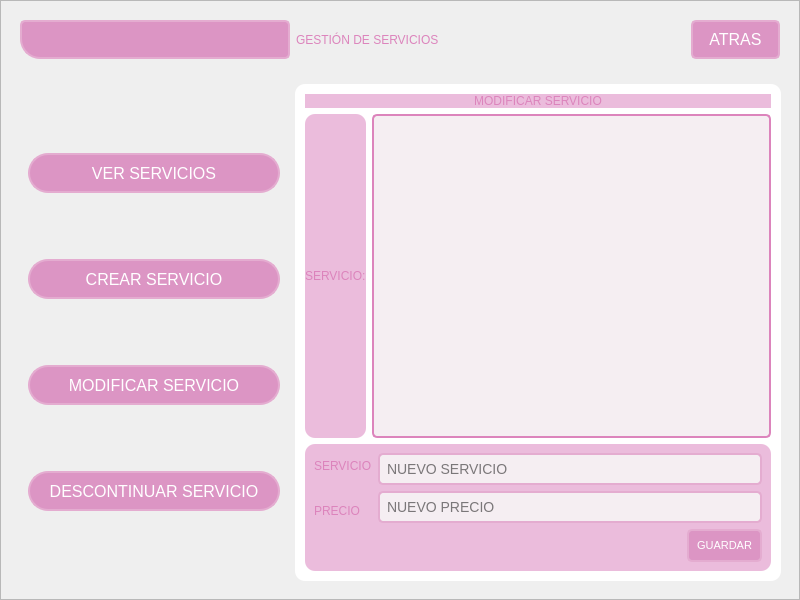
C-Sebastian-M/GLAM_MAKEUP_STORE, file GUI/sub_ventanas/ui/GestionServicios.ui: the form before one commit.
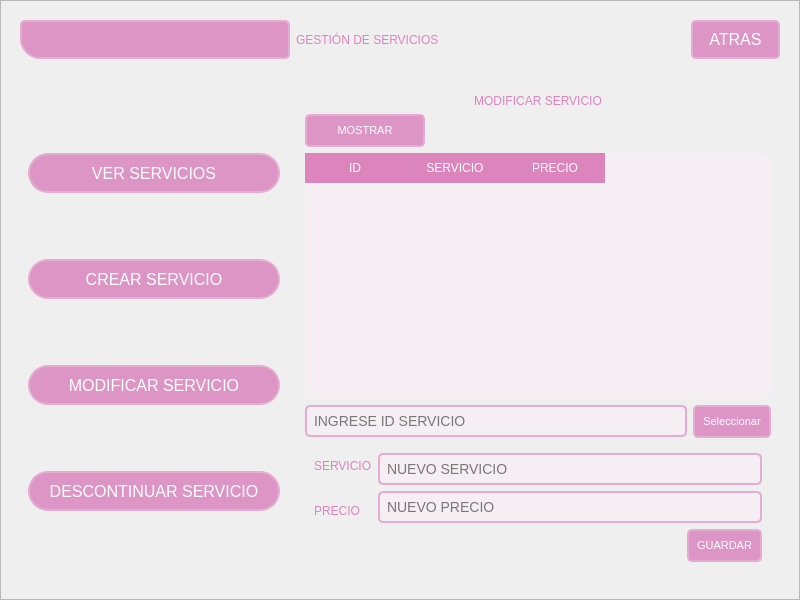
The form after the commit. The open tabs and pages were chosen to show the change. Icons and pictures are not drawn.

Commit message: cambio a los archivos .ui para la falcilitacion de filatrado de datos

```diff
--- a/GUI/sub_ventanas/ui/GestionServicios.ui
+++ b/GUI/sub_ventanas/ui/GestionServicios.ui
@@ -361,13 +361,13 @@
 
 /* Estilo para QFrame */
 QFrame {
-    background-color: #ffffff; /* Fondo blanco */
+    background-color: transparent; /* Fondo blanco */
 	border-radius: 10px
 }
 
 /* Estilo para QLabel */
 QLabel {
-	background-color:  rgb(235, 188, 220);
+	background-color:  transparent;
     font: 70 10pt &quot;Arial Black&quot;; /* Fuente Arial Black, peso 87 */
     color: rgb(220, 132, 188); /* Color de texto rgb(220, 132, 188) */
 }
@@ -407,6 +407,10 @@
     background-color: #d484b4; /* Fondo al presionar */
 }
 
+QFrame{
+border-radius: 10px
+}
+
 QTableWidget {
     background-color: #f5eef2;
     gridline-color: #dc84bc;
@@ -435,33 +439,7 @@
 QTableWidget::item:selected {
     background-color: #d484b4;
     color: #ffffff;
-}
-
-QListView {
-            background-color: #f5eef2;
-            color: #000000;
-            border: 2px solid #dc84bc;
-            border-radius: 5px;
-            padding: 5px;
-        }
-        QListView::item {
-            background-color: #e4acd0;
-            border: 1px solid #dc84bc;
-            border-radius: 5px;
-            padding: 5px;
-            margin: 3px;
-        }
-        QListView::item:selected {
-            background-color: #dc84bc;
-            color: #ffffff;
-        }
-        QListView::item:hover {
-            background-color: #ebbcdc;
-            color: #000000;
-        }
-        QListView::item:alternate {
-            background-color: #e4c4d4;
-        }</string>
+}</string>
             </property>
             <property name="frameShape">
              <enum>QFrame::StyledPanel</enum>
@@ -761,6 +739,9 @@
                 <layout class="QVBoxLayout" name="verticalLayout_12">
                  <item>
                   <widget class="QLabel" name="label_13">
+                   <property name="styleSheet">
+                    <string notr="true">background-color: transparent;</string>
+                   </property>
                    <property name="text">
                     <string>MODIFICAR SERVICIO</string>
                    </property>
@@ -769,113 +750,64 @@
                    </property>
                   </widget>
                  </item>
+                 <item>
+                  <widget class="QPushButton" name="pushButton">
+                   <property name="maximumSize">
+                    <size>
+                     <width>120</width>
+                     <height>200</height>
+                    </size>
+                   </property>
+                   <property name="text">
+                    <string>MOSTRAR</string>
+                   </property>
+                  </widget>
+                 </item>
                  <item>
                   <layout class="QHBoxLayout" name="horizontalLayout_9">
                    <item>
-                    <widget class="QLabel" name="label_11">
+                    <widget class="QTableWidget" name="tableWidget_modificar">
+                     <column>
+                      <property name="text">
+                       <string>ID</string>
+                      </property>
+                     </column>
+                     <column>
+                      <property name="text">
+                       <string>SERVICIO</string>
+                      </property>
+                     </column>
+                     <column>
+                      <property name="text">
+                       <string>PRECIO</string>
+                      </property>
+                     </column>
+                    </widget>
+                   </item>
+                  </layout>
+                 </item>
+                 <item>
+                  <layout class="QHBoxLayout" name="horizontalLayout_7">
+                   <item>
+                    <widget class="QLineEdit" name="lineEdit_modificar">
+                     <property name="placeholderText">
+                      <string>INGRESE ID SERVICIO</string>
+                     </property>
+                    </widget>
+                   </item>
+                   <item>
+                    <widget class="QPushButton" name="pushButton_modificar">
                      <property name="text">
-                      <string>SERVICIO:</string>
+                      <string>Seleccionar</string>
                      </property>
                     </widget>
                    </item>
-                   <item>
-                    <widget class="QListWidget" name="listWidget_Servicios"/>
-                   </item>
                   </layout>
                  </item>
                  <item>
                   <widget class="QFrame" name="frame_formulario">
                    <property name="styleSheet">
-                    <string notr="true">/* styles.css */
-
-/* Estilo para QFrame */
-QFrame {
-    background-color: rgb(235, 188, 220);
-}
-
-/* Estilo para QLabel */
-QLabel {
-	background-color:  rgb(235, 188, 220);
-    font: 70 10pt &quot;Arial Black&quot;; /* Fuente Arial Black, peso 87 */
-    color: rgb(220, 132, 188); /* Color de texto rgb(220, 132, 188) */
-}
-
-/* Estilo para QLineEdit */
-QLineEdit {
-    border: 2px solid #e4acd0; /* Borde */
-    border-radius: 5px;
-    padding: 5px;
-    background-color: #f5eef2; /* Fondo */
-    color: rgb(0, 0, 0); /* Color del texto */
-    font-family: Arial, sans-serif;
-    font-size: 14px;
-}
-QLineEdit:hover {
-	border: 2px solid rgb(255, 255, 255);
-}
-QLineEdit:focus {
-    border: 2px solid #dc84bc; /* Borde al enfocar */
-}
-
-QPushButton {
-    border: 2px solid #e4acd0;
-    border-radius: 5px;
-    padding: 8px 8px;
-    background-color: #dc95c4; /* Fondo */
-    color: #ffffff; /* Color del texto */
-    font-family: Arial, sans-serif;
-    font-size: 11px;
-}
-
-QPushButton:hover {
-    background-color: #dc84bc; /* Fondo al pasar el cursor */
-}
-
-QPushButton:pressed {
-    background-color: #d484b4; /* Fondo al presionar */
-}
-
-QTableWidget {
-	background-color: rgb(255, 255, 255);
-	color: rgb(0, 0, 0);
-	gridline-color: #dc84bc;
-	font-size: 12pt;
-	color: #000000;
-}
-QHeaderView::section {
-	background-color: #dc84bc;
-	border: 1px solid rgb(0, 0, 0);
-	font-size: 12pt;
-}
-QTableWidget QTableCornerButton::section {
-	background-color: rgb(0, 0, 0);
-	border: 1px solid rgb(0, 206, 151);
-}
-QListView {
-            background-color: #f5eef2;
-            color: #000000;
-            border: 2px solid #dc84bc;
-            border-radius: 5px;
-            padding: 5px;
-        }
-        QListView::item {
-            background-color: #e4acd0;
-            border: 1px solid #dc84bc;
-            border-radius: 5px;
-            padding: 5px;
-            margin: 3px;
-        }
-        QListView::item:selected {
-            background-color: #dc84bc;
-            color: #ffffff;
-        }
-        QListView::item:hover {
-            background-color: #ebbcdc;
-            color: #000000;
-        }
-        QListView::item:alternate {
-            background-color: #e4c4d4;
-        }</string>
+                    <string notr="true"/>
                    </property>
                    <property name="frameShape">
                     <enum>QFrame::StyledPanel</enum>
```
Left out of the diff: 123 changed lines with no effect on the pictures. The commit also changes 2 other files.
